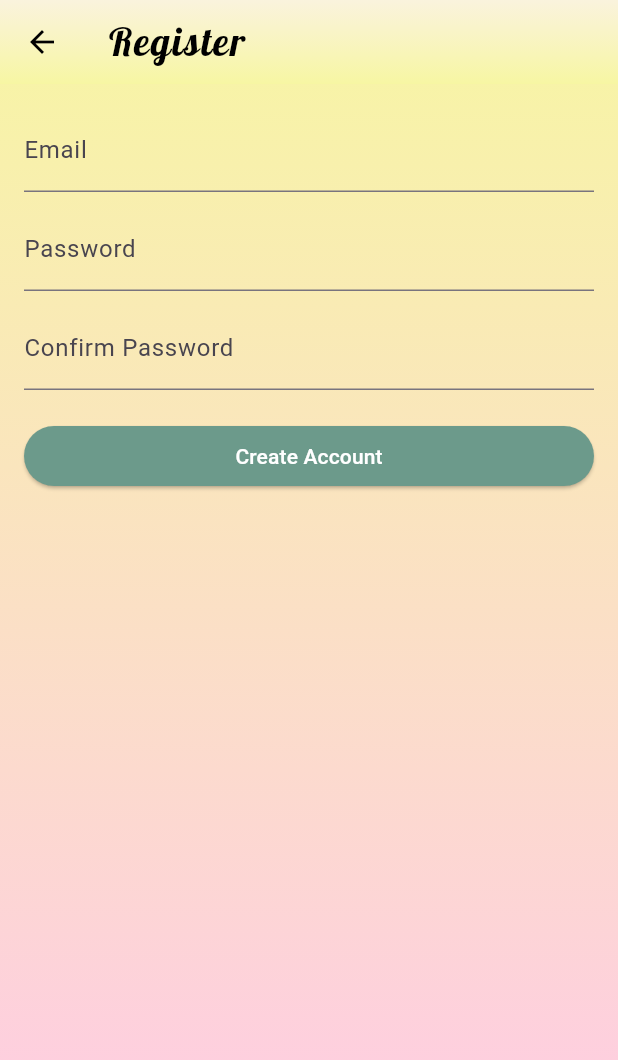
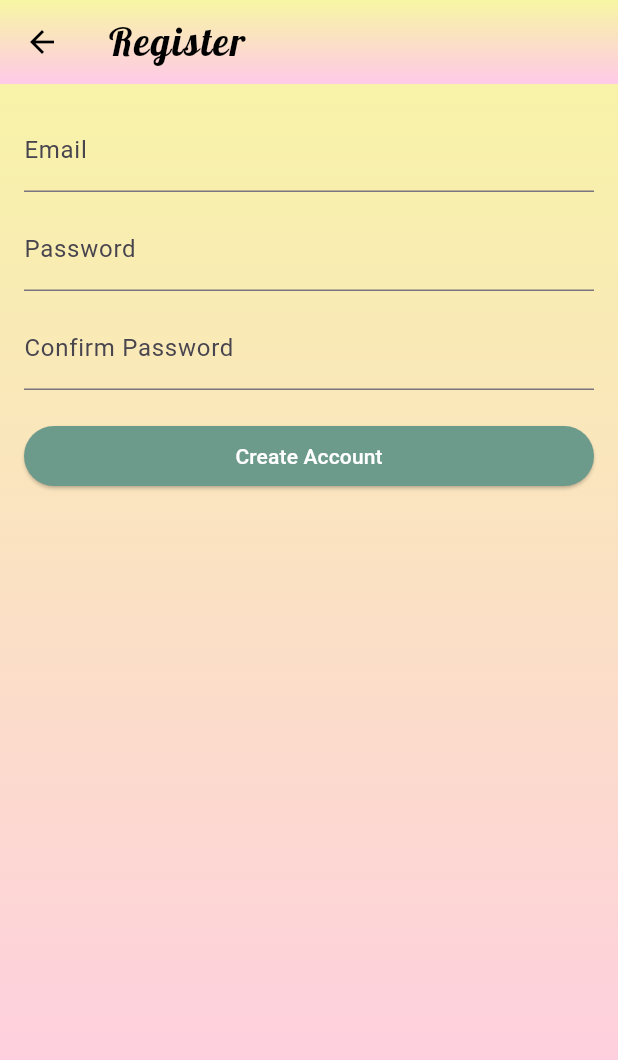
Before and after one commit to NIIIIIINO/Smart_Cat_Water_Bowl, a Flutter app: the RegisterPage screen opened by its route, on a phone screen of 412 x 824 dp. Shown: the top 1060 px of the screen. Run offline on Flutter 3.47's test engine with Material 3 defaults, Android fonts, the phone set to English and light mode, and no system bars; our stand-ins replace cloud_firestore, firebase_auth, firebase_core, firebase_storage, image_picker; accounts and stored records are empty; project files that could hold a hidden picture were left out.

Commit message:
Update register_page.dart

```diff
--- a/smart_cat_water_bowl/lib/pages/register_page.dart
+++ b/smart_cat_water_bowl/lib/pages/register_page.dart
@@ -79,7 +79,7 @@ class _RegisterPageState extends State<RegisterPage> {
             gradient: LinearGradient(
               begin: Alignment.topCenter,
               end: Alignment.bottomCenter,
-              colors: [Color(0xFFFAF3DD), Color(0xFFF7F6A3)],
+              colors: [Color(0xFFF7F6A3), Color(0xFFFFC9E8)],
             ),
           ),
         ),
```
